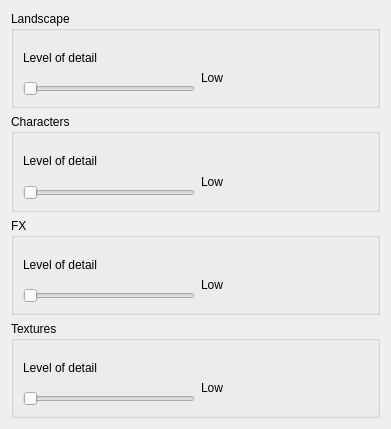
Old version of the form code/ryzom/tools/client/client_config_qt/ui/display_settings_details_widget.ui in the repository ryzom/ryzomcore.
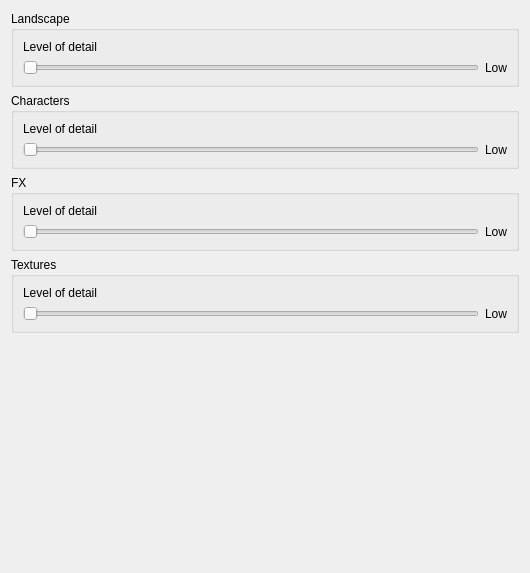
New version of the form.

Commit message:
Fixed: Layout of some interfaces in Ryzom Configuration
branch : develop

Patch:
```diff
--- a/code/ryzom/tools/client/client_config_qt/ui/display_settings_details_widget.ui
+++ b/code/ryzom/tools/client/client_config_qt/ui/display_settings_details_widget.ui
@@ -6,46 +6,29 @@
    <rect>
     <x>0</x>
     <y>0</y>
-    <width>391</width>
-    <height>429</height>
+    <width>530</width>
+    <height>573</height>
    </rect>
   </property>
   <property name="windowTitle">
    <string>Display details</string>
   </property>
-  <layout class="QVBoxLayout" name="verticalLayout_9">
+  <layout class="QVBoxLayout" name="verticalLayout_5">
    <item>
-    <widget class="QGroupBox" name="groupBox">
+    <widget class="QGroupBox" name="landscapeGroupBox">
      <property name="title">
       <string>Landscape</string>
      </property>
-     <layout class="QHBoxLayout" name="horizontalLayout_2">
+     <layout class="QVBoxLayout" name="verticalLayout">
       <item>
-       <layout class="QVBoxLayout" name="verticalLayout">
-        <item>
-         <layout class="QHBoxLayout" name="horizontalLayout">
-          <item>
-           <widget class="QLabel" name="label">
-            <property name="text">
-             <string>Level of detail</string>
-            </property>
-           </widget>
-          </item>
-          <item>
-           <spacer name="horizontalSpacer">
-            <property name="orientation">
-             <enum>Qt::Horizontal</enum>
-            </property>
-            <property name="sizeHint" stdset="0">
-             <size>
-              <width>98</width>
-              <height>20</height>
-             </size>
-            </property>
-           </spacer>
-          </item>
-         </layout>
-        </item>
+       <widget class="QLabel" name="landscapeLabel">
+        <property name="text">
+         <string>Level of detail</string>
+        </property>
+       </widget>
+      </item>
+      <item>
+       <layout class="QHBoxLayout" name="landscapeHorizontalLayout" stretch="1,0">
         <item>
          <widget class="QSlider" name="landscapeSlider">
           <property name="sizePolicy">
@@ -65,25 +48,8 @@
           </property>
          </widget>
         </item>
-       </layout>
-      </item>
-      <item>
-       <layout class="QVBoxLayout" name="verticalLayout_5">
         <item>
-         <spacer name="horizontalSpacer_2">
-          <property name="orientation">
-           <enum>Qt::Horizontal</enum>
-          </property>
-          <property name="sizeHint" stdset="0">
-           <size>
-            <width>78</width>
-            <height>20</height>
-           </size>
-          </property>
-         </spacer>
-        </item>
-        <item>
-         <widget class="QLabel" name="landscapeLabel">
+         <widget class="QLabel" name="landscapeValLabel">
           <property name="sizePolicy">
            <sizepolicy hsizetype="Minimum" vsizetype="Minimum">
             <horstretch>0</horstretch>
@@ -101,37 +67,20 @@
     </widget>
    </item>
    <item>
-    <widget class="QGroupBox" name="groupBox_2">
+    <widget class="QGroupBox" name="charactersGroupBox">
      <property name="title">
       <string>Characters</string>
      </property>
-     <layout class="QHBoxLayout" name="horizontalLayout_6">
+     <layout class="QVBoxLayout" name="verticalLayout_2">
       <item>
-       <layout class="QVBoxLayout" name="verticalLayout_2">
-        <item>
-         <layout class="QHBoxLayout" name="horizontalLayout_3">
-          <item>
-           <widget class="QLabel" name="label_3">
-            <property name="text">
-             <string>Level of detail</string>
-            </property>
-           </widget>
-          </item>
-          <item>
-           <spacer name="horizontalSpacer_3">
-            <property name="orientation">
-             <enum>Qt::Horizontal</enum>
-            </property>
-            <property name="sizeHint" stdset="0">
-             <size>
-              <width>98</width>
-              <height>20</height>
-             </size>
-            </property>
-           </spacer>
-          </item>
-         </layout>
-        </item>
+       <widget class="QLabel" name="charactersLabel">
+        <property name="text">
+         <string>Level of detail</string>
+        </property>
+       </widget>
+      </item>
+      <item>
+       <layout class="QHBoxLayout" name="charactersHorizontalLayout" stretch="1,0">
         <item>
          <widget class="QSlider" name="charactersSlider">
           <property name="sizePolicy">
@@ -151,25 +100,8 @@
           </property>
          </widget>
         </item>
-       </layout>
-      </item>
-      <item>
-       <layout class="QVBoxLayout" name="verticalLayout_6">
         <item>
-         <spacer name="horizontalSpacer_6">
-          <property name="orientation">
-           <enum>Qt::Horizontal</enum>
-          </property>
-          <property name="sizeHint" stdset="0">
-           <size>
-            <width>78</width>
-            <height>20</height>
-           </size>
-          </property>
-         </spacer>
-        </item>
-        <item>
-         <widget class="QLabel" name="characterLabel">
+         <widget class="QLabel" name="characterValLabel">
           <property name="text">
            <string>Low</string>
           </property>
@@ -181,37 +113,20 @@
     </widget>
    </item>
    <item>
-    <widget class="QGroupBox" name="groupBox_3">
+    <widget class="QGroupBox" name="fxGroupBox">
      <property name="title">
       <string>FX</string>
      </property>
-     <layout class="QHBoxLayout" name="horizontalLayout_7">
+     <layout class="QVBoxLayout" name="verticalLayout_3">
       <item>
-       <layout class="QVBoxLayout" name="verticalLayout_3">
-        <item>
-         <layout class="QHBoxLayout" name="horizontalLayout_4">
-          <item>
-           <widget class="QLabel" name="label_5">
-            <property name="text">
-             <string>Level of detail</string>
-            </property>
-           </widget>
-          </item>
-          <item>
-           <spacer name="horizontalSpacer_4">
-            <property name="orientation">
-             <enum>Qt::Horizontal</enum>
-            </property>
-            <property name="sizeHint" stdset="0">
-             <size>
-              <width>98</width>
-              <height>20</height>
-             </size>
-            </property>
-           </spacer>
-          </item>
-         </layout>
-        </item>
+       <widget class="QLabel" name="fxLabel">
+        <property name="text">
+         <string>Level of detail</string>
+        </property>
+       </widget>
+      </item>
+      <item>
+       <layout class="QHBoxLayout" name="fxHorizontalLayout" stretch="1,0">
         <item>
          <widget class="QSlider" name="fxSlider">
           <property name="sizePolicy">
@@ -231,25 +146,8 @@
           </property>
          </widget>
         </item>
-       </layout>
-      </item>
-      <item>
-       <layout class="QVBoxLayout" name="verticalLayout_7">
         <item>
-         <spacer name="horizontalSpacer_7">
-          <property name="orientation">
-           <enum>Qt::Horizontal</enum>
-          </property>
-          <property name="sizeHint" stdset="0">
-           <size>
-            <width>78</width>
-            <height>20</height>
-           </size>
-          </property>
-         </spacer>
-        </item>
-        <item>
-         <widget class="QLabel" name="fxLabel">
+         <widget class="QLabel" name="fxValLabel">
           <property name="text">
            <string>Low</string>
           </property>
@@ -261,37 +159,20 @@
     </widget>
    </item>
    <item>
-    <widget class="QGroupBox" name="groupBox_4">
+    <widget class="QGroupBox" name="texturesGroupBox">
      <property name="title">
       <string>Textures</string>
      </property>
-     <layout class="QHBoxLayout" name="horizontalLayout_8">
+     <layout class="QVBoxLayout" name="verticalLayout_4">
       <item>
-       <layout class="QVBoxLayout" name="verticalLayout_4">
-        <item>
-         <layout class="QHBoxLayout" name="horizontalLayout_5">
-          <item>
-           <widget class="QLabel" name="label_7">
-            <property name="text">
-             <string>Level of detail</string>
-            </property>
-           </widget>
-          </item>
-          <item>
-           <spacer name="horizontalSpacer_5">
-            <property name="orientation">
-             <enum>Qt::Horizontal</enum>
-            </property>
-            <property name="sizeHint" stdset="0">
-             <size>
-              <width>98</width>
-              <height>20</height>
-             </size>
-            </property>
-           </spacer>
-          </item>
-         </layout>
-        </item>
+       <widget class="QLabel" name="texturesLabel">
+        <property name="text">
+         <string>Level of detail</string>
+        </property>
+       </widget>
+      </item>
+      <item>
+       <layout class="QHBoxLayout" name="texturesHorizontalLayout" stretch="1,0">
         <item>
          <widget class="QSlider" name="texturesSlider">
           <property name="sizePolicy">
@@ -311,25 +192,8 @@
           </property>
          </widget>
         </item>
-       </layout>
-      </item>
-      <item>
-       <layout class="QVBoxLayout" name="verticalLayout_8">
         <item>
-         <spacer name="horizontalSpacer_8">
-          <property name="orientation">
-           <enum>Qt::Horizontal</enum>
-          </property>
-          <property name="sizeHint" stdset="0">
-           <size>
-            <width>78</width>
-            <height>20</height>
-           </size>
-          </property>
-         </spacer>
-        </item>
-        <item>
-         <widget class="QLabel" name="textureLabel">
+         <widget class="QLabel" name="texturesValLabel">
           <property name="text">
            <string>Low</string>
           </property>
@@ -340,6 +204,19 @@
      </layout>
     </widget>
    </item>
+   <item>
+    <spacer name="verticalSpacer">
+     <property name="orientation">
+      <enum>Qt::Vertical</enum>
+     </property>
+     <property name="sizeHint" stdset="0">
+      <size>
+       <width>20</width>
+       <height>224</height>
+      </size>
+     </property>
+    </spacer>
+   </item>
   </layout>
  </widget>
  <resources/>
```
The commit also changes 4 other files.
